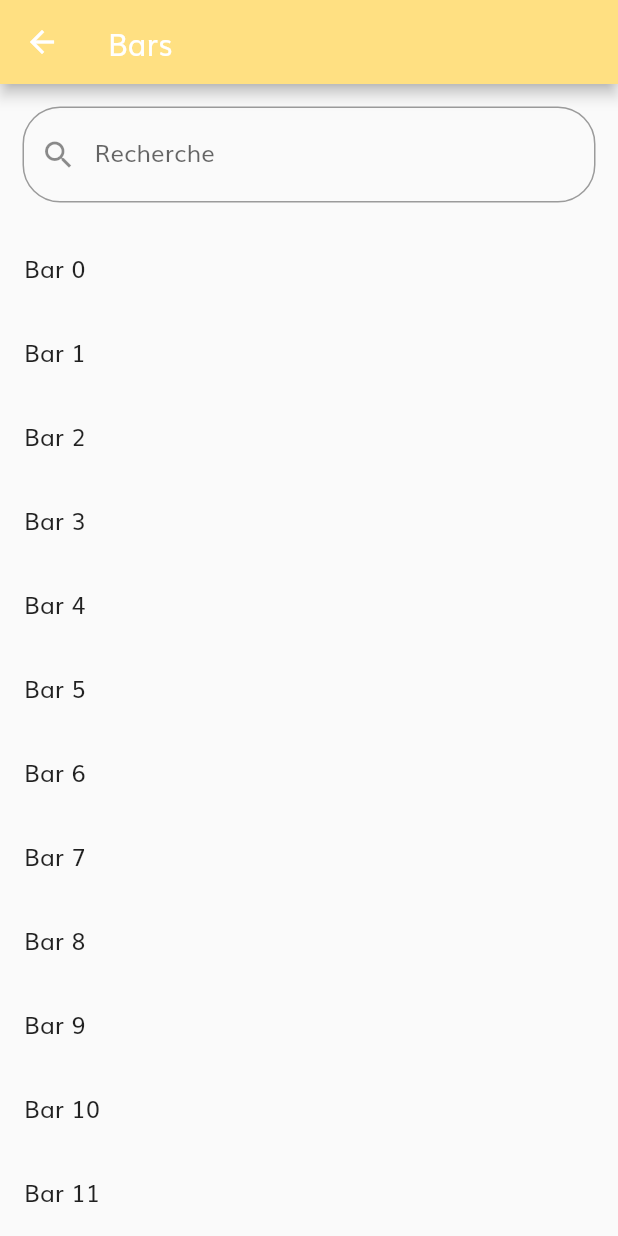
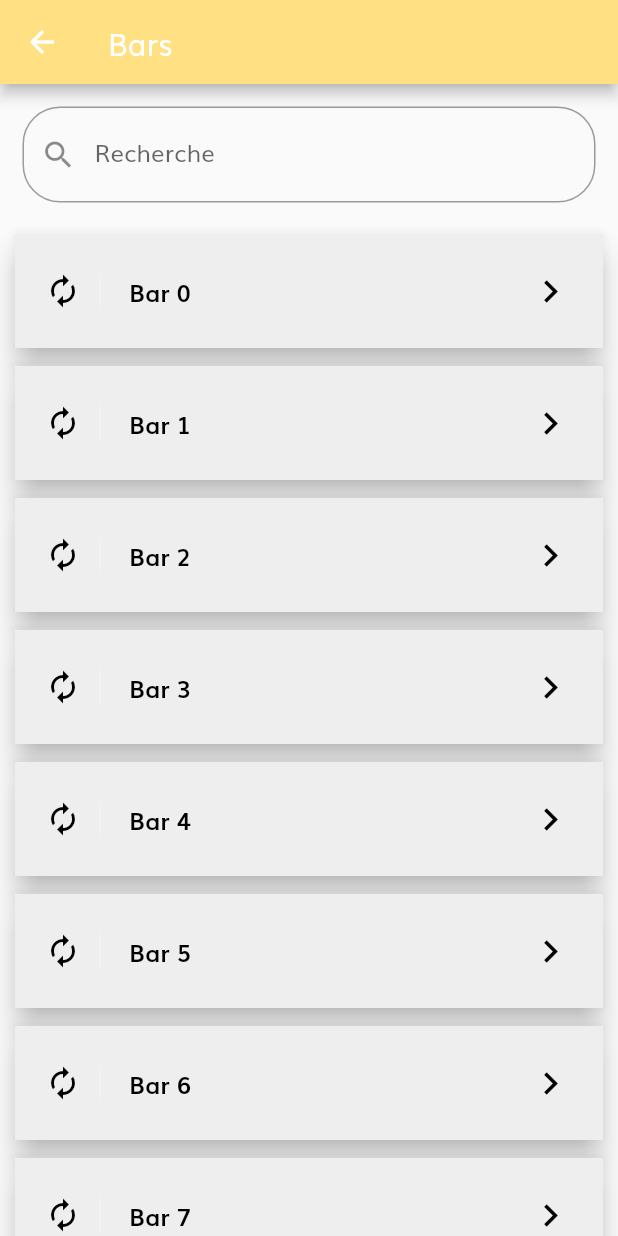
Before and after one commit to A2lam/goodtime, a Flutter app: the BarRoute screen opened directly, on a phone screen of 412 x 824 dp. Run offline on Flutter 3.47's test engine with Material 2 defaults, Android fonts, the phone set to English and light mode, and no system bars; our stand-ins replace firebase_auth; accounts and stored records are empty.

Commit message:
Bar : improving bars page design

```diff
--- a/lib/routes/BarRoute.dart
+++ b/lib/routes/BarRoute.dart
@@ -1,6 +1,7 @@
 import 'package:flutter/material.dart';
 import 'package:goodtime/models/Bar.dart';
 import 'package:goodtime/services/BarService.dart';
+import 'package:goodtime/routes/BarDetailsRoute.dart';
 
 class BarRoute extends StatefulWidget {
   BarRoute({ Key key }) : super(key: key);
@@ -21,6 +22,7 @@ class _BarRouteState extends State<BarRoute> {
     super.initState();
   }
 
+  // TODO : RÉGLER LE SOUCIS DE LA DUPLICATION DE LISTE
   void filterSearchResults(String query) {
     List<Bar> duplicatedBarList = [];
     duplicatedBarList.addAll(_barList);
@@ -67,7 +69,77 @@ class _BarRouteState extends State<BarRoute> {
     );
   }
 
+  Widget makeListTile(Bar bar) => ListTile(
+    contentPadding: EdgeInsets.symmetric(horizontal: 20.0, vertical: 10.0),
+    leading: Container(
+      padding: EdgeInsets.only(right: 12.0),
+      decoration: new BoxDecoration(
+        border: new Border(
+          right: new BorderSide(width: 1.0, color: Colors.white24)
+        )
+      ),
+      child: Icon(Icons.autorenew, color: Colors.black),
+    ),
+    title: Text(
+      bar.name,
+      style: TextStyle(color: Colors.black, fontWeight: FontWeight.bold),
+    ),
+    // subtitle: Text("Intermediate", style: TextStyle(color: Colors.white)),
+
+    // TODO : Quand faudra rajouter un sous-titre
+    /*subtitle: Row(
+      children: <Widget>[
+        Expanded(
+            flex: 1,
+            child: Container(
+              // tag: 'hero',
+              child: LinearProgressIndicator(
+                  backgroundColor: Color.fromRGBO(209, 224, 224, 0.2),
+                  value: lesson.indicatorValue,
+                  valueColor: AlwaysStoppedAnimation(Colors.green)),
+            )),
+        Expanded(
+          flex: 4,
+          child: Padding(
+              padding: EdgeInsets.only(left: 10.0),
+              child: Text(lesson.level,
+                  style: TextStyle(color: Colors.white))),
+        )
+      ],
+    ),*/
+
+    trailing: Icon(Icons.keyboard_arrow_right, color: Colors.black, size: 30.0),
+    onTap: () {
+      Navigator.push(
+          this.context,
+          MaterialPageRoute(builder: (context) => BarDetailsRoute(bar: bar))
+      );
+    },
+  );
+
+  Widget makeCard(Bar bar) => Card(
+    elevation: 8.0,
+    margin: new EdgeInsets.symmetric(horizontal: 10.0, vertical: 6.0),
+    child: Container(
+      decoration: BoxDecoration(color: Colors.grey[200]), // Color.fromRGBO(64, 75, 96, .9)
+      child: makeListTile(bar),
+    ),
+  );
+
   Widget _showBarList() {
+    return Expanded(
+      child: ListView.builder(
+        scrollDirection: Axis.vertical,
+        shrinkWrap: true,
+        itemCount: _barList.length,
+        itemBuilder: (BuildContext context, int index) {
+          return makeCard(_barList[index]);
+        }
+      )
+    );
+  }
+
+  /*Widget _showBarList() {
     return new Expanded(
         child: ListView.builder(
           itemCount: _barList.length,
@@ -78,7 +150,7 @@ class _BarRouteState extends State<BarRoute> {
           },
         )
     );
-  }
+  }*/
 
   Widget _showBody() {
     return new Column(
--- a/lib/services/BarService.dart
+++ b/lib/services/BarService.dart
@@ -1,4 +1,3 @@
-import 'package:flutter/material.dart';
 import 'package:goodtime/models/Bar.dart';
 
 class BarService {
```
